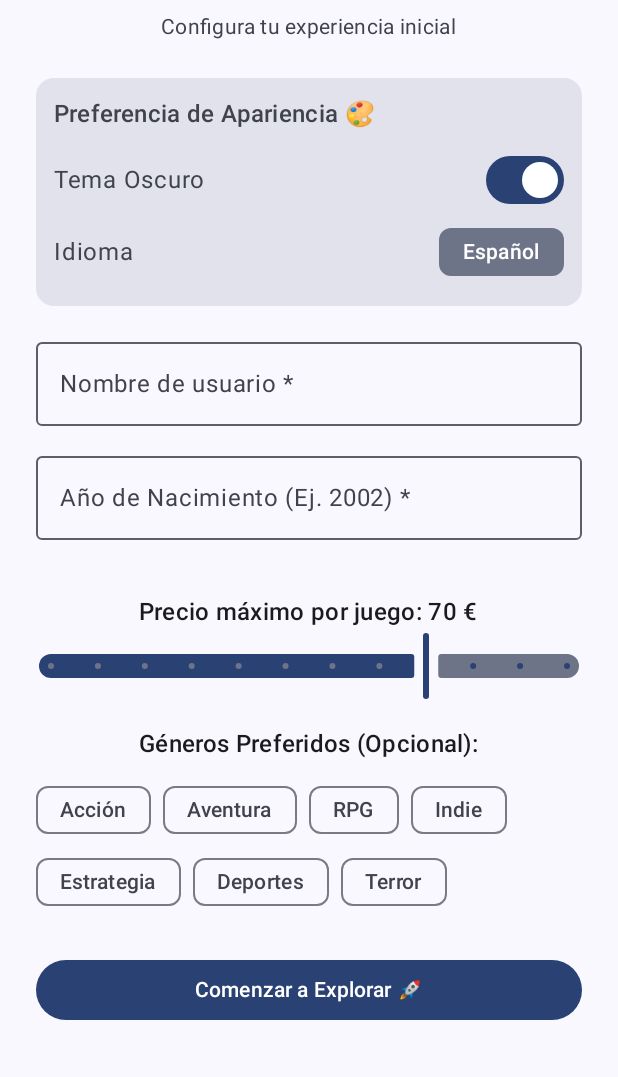
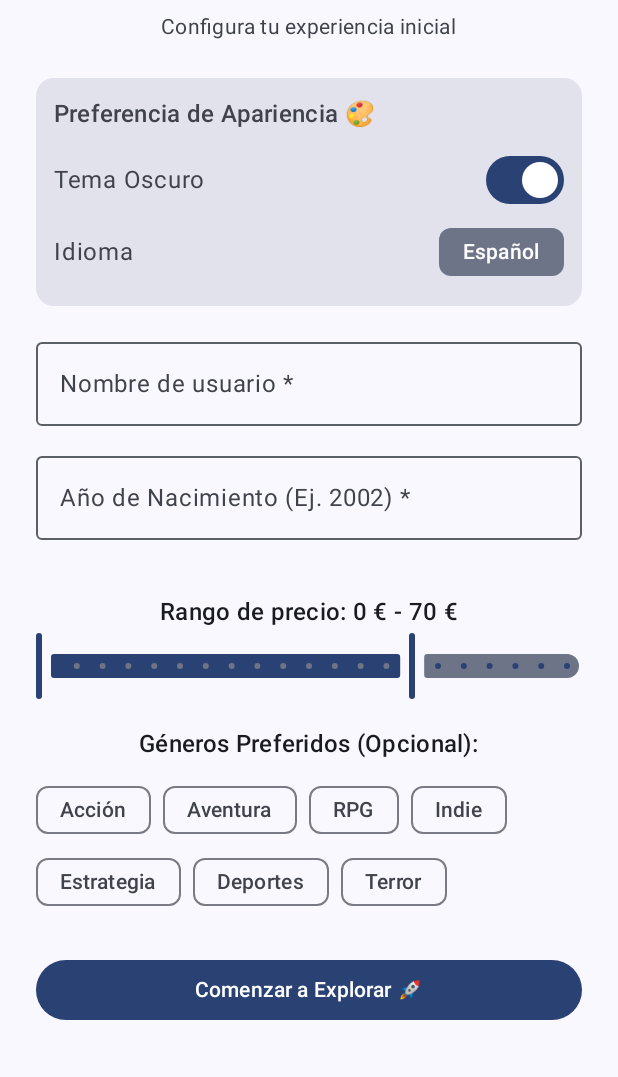
Before and after one commit to studies-ulpgc/GameMatch, an Android app built with Jetpack Compose: the composable OnboardingScreen shown on its own in the app's theme, on a phone screen of 412 x 824 dp, the part 159-1236 px from its top. Run offline under Robolectric (Android 15) with nearby library versions, the phone set to English and light mode, and no system bars; our stand-ins replace Firebase (no records; nobody signed in at launch, a user with empty details on screens opened directly).

Commit message:
feat(profile/onboarding): implementar RangeSlider para minPrice/maxPrice y calculo dinamico del rango de años

```diff
--- a/app/src/main/java/com/pamn/gamematch/data/repository/GameRepository.kt
+++ b/app/src/main/java/com/pamn/gamematch/data/repository/GameRepository.kt
@@ -40,6 +40,7 @@ class GameRepository {
     fun saveUserPreferences(
         username: String,
         genres: List<String>,
+        minPrice: Float, // <-- Nuevo
         maxPrice: Float,
         onlyReleased: Boolean,
         birthYear: String,
@@ -50,6 +51,7 @@ class GameRepository {
         val preferences = hashMapOf(
             "username" to username,
             "preferredGenres" to genres,
+            "minPrice" to minPrice, // <-- Guardamos minPrice en Firestore
             "maxPrice" to maxPrice,
             "onlyReleased" to onlyReleased,
             "birthYear" to birthYear
--- a/app/src/main/java/com/pamn/gamematch/ui/auth/OnboardingScreen.kt
+++ b/app/src/main/java/com/pamn/gamematch/ui/auth/OnboardingScreen.kt
@@ -12,6 +12,7 @@ import androidx.compose.ui.focus.onFocusChanged
 import androidx.compose.ui.platform.LocalContext
 import androidx.compose.ui.unit.dp
 import com.pamn.gamematch.data.repository.GameRepository
+import java.util.Calendar
 
 @OptIn(ExperimentalLayoutApi::class)
 @Composable
@@ -21,10 +22,17 @@ fun OnboardingScreen(
     val context = LocalContext.current
     val gameRepository = remember { GameRepository() }
 
+    // Cálculo dinámico de años
+    val currentYear = remember { Calendar.getInstance().get(Calendar.YEAR) }
+    val minValidYear = currentYear - 120
+    val maxValidYear = currentYear - 8
+
     var username by remember { mutableStateOf("") }
     var birthYear by remember { mutableStateOf("") }
     var selectedGenres by remember { mutableStateOf(setOf<String>()) }
-    var maxPrice by remember { mutableFloatStateOf(70f) }
+
+    // Rango de precio (minimo..maximo)
+    var priceRange by remember { mutableStateOf(0f..70f) }
     var isDarkMode by remember { mutableStateOf(true) }
     var selectedLanguage by remember { mutableStateOf("Español") }
 
@@ -32,7 +40,7 @@ fun OnboardingScreen(
     var isLoading by remember { mutableStateOf(false) }
 
     val yearNum = birthYear.toIntOrNull()
-    val isYearValid = yearNum != null && yearNum in 1905..2026
+    val isYearValid = yearNum != null && yearNum in minValidYear..maxValidYear
     val availableGenres = listOf("Acción", "Aventura", "RPG", "Indie", "Estrategia", "Deportes", "Terror")
 
     Column(
@@ -53,7 +61,7 @@ fun OnboardingScreen(
 
         Spacer(modifier = Modifier.height(24.dp))
 
-        // Ajustes Rápidos de Tema e Idioma
+        // Preferencias de Apariencia
         Card(
             modifier = Modifier.fillMaxWidth(),
             colors = CardDefaults.cardColors(containerColor = MaterialTheme.colorScheme.surfaceVariant)
@@ -97,7 +105,7 @@ fun OnboardingScreen(
 
         Spacer(modifier = Modifier.height(12.dp))
 
-        // Año con validacion al perder foco
+        // Año de Nacimiento Dinamico
         OutlinedTextField(
             value = birthYear,
             onValueChange = { input ->
@@ -110,7 +118,7 @@ fun OnboardingScreen(
             isError = yearTouched && !isYearValid && birthYear.isNotEmpty(),
             supportingText = {
                 if (yearTouched && !isYearValid && birthYear.isNotEmpty()) {
-                    Text("Año inválido (debe ser entre 1905 y 2026)")
+                    Text("Introduce un año válido ($minValidYear - $maxValidYear)")
                 }
             },
             modifier = Modifier
@@ -122,13 +130,16 @@ fun OnboardingScreen(
 
         Spacer(modifier = Modifier.height(20.dp))
 
-        // Filtro de Precio Máximo
-        Text(text = "Precio máximo por juego: ${maxPrice.toInt()} €", style = MaterialTheme.typography.titleMedium)
-        Slider(
-            value = maxPrice,
-            onValueChange = { maxPrice = it },
+        // RangeSlider para Mínimo y Máximo
+        Text(
+            text = "Rango de precio: ${priceRange.start.toInt()} € - ${priceRange.endInclusive.toInt()} €",
+            style = MaterialTheme.typography.titleMedium
+        )
+        RangeSlider(
+            value = priceRange,
+            onValueChange = { priceRange = it },
             valueRange = 0f..100f,
-            steps = 10
+            steps = 19
         )
 
         Spacer(modifier = Modifier.height(16.dp))
@@ -163,7 +174,7 @@ fun OnboardingScreen(
                 }
 
                 if (!isYearValid) {
-                    Toast.makeText(context, "Año de nacimiento fuera de rango (1905 - 2026)", Toast.LENGTH_SHORT).show()
+                    Toast.makeText(context, "Año de nacimiento fuera de rango ($minValidYear - $maxValidYear)", Toast.LENGTH_SHORT).show()
                     return@Button
                 }
 
@@ -171,7 +182,8 @@ fun OnboardingScreen(
                 gameRepository.saveUserPreferences(
                     username = username.trim(),
                     genres = selectedGenres.toList(),
-                    maxPrice = maxPrice,
+                    minPrice = priceRange.start,
+                    maxPrice = priceRange.endInclusive,
                     onlyReleased = true,
                     birthYear = birthYear
                 ) { success ->
```
Also changed, not shown: app/src/main/java/com/pamn/gamematch/ui/profile/ProfileScreen.kt (+25 -11 lines).
